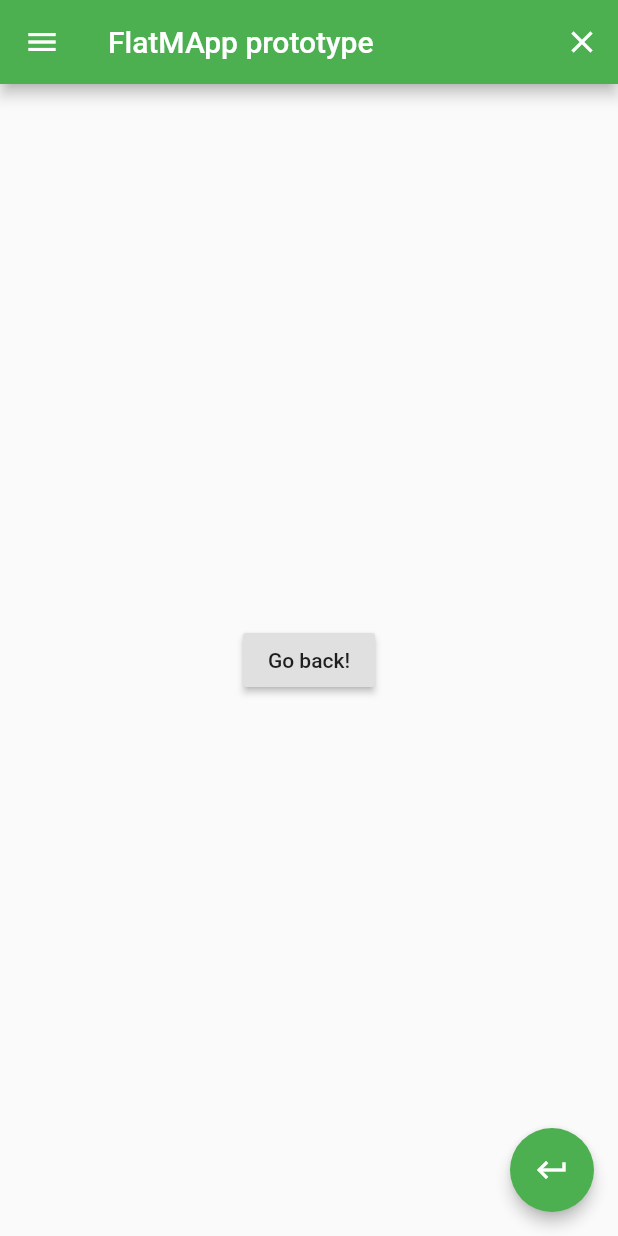
After one commit to muhammadanas759/flat-map, a Flutter app: the DefaultRoute screen opened directly, on a phone screen of 412 x 824 dp. The commit adds this screen. Run offline on Flutter 3.47's test engine with Material 2 defaults, Android fonts, the light colour scheme and no system bars; our stand-ins replace flutter_cache_manager, google_maps_flutter, permission_handler; missing offline and left inert: fluster.

Commit message:
general update

```diff
--- a/lib/resources/objects/map/trigger.dart
+++ /dev/null
@@ -1 +0,0 @@
-/// Trigger object to handle actions via geolocation validation
--- /dev/null
+++ b/lib/resources/objects/map/utils/trigger.dart
@@ -0,0 +1 @@
+/// TODO - Trigger object to handle actions via geolocation validation
--- /dev/null
+++ b/lib/resources/objects/widgets/app_bar.dart
@@ -0,0 +1,17 @@
+import 'package:flutter/material.dart';
+import 'package:flutter/services.dart';
+
+
+AppBar appBar(){
+  return new AppBar(
+    title: Text('FlatMApp prototype'),
+    backgroundColor: Color(0xFF4CAF50),
+    actions: <Widget>[
+      new IconButton(
+        icon: new Icon(Icons.close),
+        onPressed: () =>
+            SystemChannels.platform.invokeMethod('SystemNavigator.pop'),
+      ),
+    ],
+  );
+}
--- /dev/null
+++ b/lib/resources/objects/widgets/bottom_navigation_bar.dart
@@ -0,0 +1,11 @@
+import 'package:flutter/material.dart';
+
+
+FloatingActionButton navigationBarButton(context){
+  return new FloatingActionButton(
+    onPressed: () {Navigator.pop(context);},
+    tooltip: 'Return',
+    child: new Icon(Icons.keyboard_return),
+    elevation: 4.0,
+  );
+}
--- /dev/null
+++ b/lib/resources/routes/defaultRoute.dart
@@ -0,0 +1,34 @@
+import 'package:flutter/material.dart';
+
+import '../objects/widgets/side_bar_menu.dart';
+import '../objects/widgets/bottom_navigation_bar.dart';
+import '../objects/widgets/app_bar.dart';
+
+
+class DefaultRoute extends StatelessWidget {
+
+  @override
+  Widget build(BuildContext context) {
+    return Scaffold(
+      appBar: appBar(),
+        body:
+
+        // BODY
+        Center(
+          child: RaisedButton(
+            onPressed: () {
+              Navigator.pop(context);
+            },
+            child: Text('Go back!'),
+          ),
+        ),
+
+        // SIDE PANEL MENU
+        drawer: sideBarMenu(context),
+
+      // NAVIGATION BAR
+      floatingActionButton: navigationBarButton(context),
+
+    );
+  }
+}
```
Also changed, not shown: lib/resources/objects/map/google_maps_widget.dart (added, +172 -0 lines), lib/resources/objects/widgets/side_bar_menu.dart (+10 -6 lines), lib/resources/routes/AboutRoute.dart (+7 -13 lines), lib/resources/routes/CommunityRoute.dart (+8 -13 lines), lib/resources/routes/MapRoute.dart (+28 -166 lines), lib/resources/routes/ProfileRoute.dart (+8 -13 lines), lib/resources/routes/SettingsRoute.dart (+7 -13 lines), lib/resources/objects/map/utils/map_helper.dart (renamed from lib/resources/objects/map/map_helper.dart), lib/resources/objects/map/utils/map_marker.dart (renamed from lib/resources/objects/map/map_marker.dart).
